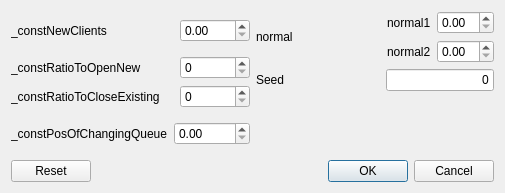
First picture: the form in advanceddialog.ui, repository wgml/kolejki, before the edit.
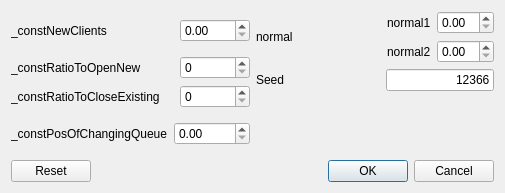
Second picture: the form after the edit.

What changed in the file:
```diff
--- a/advanceddialog.ui
+++ b/advanceddialog.ui
@@ -261,7 +261,7 @@
             <enum>Qt::LeftToRight</enum>
            </property>
            <property name="text">
-            <string>0</string>
+            <string>12366</string>
            </property>
            <property name="alignment">
             <set>Qt::AlignRight|Qt::AlignTrailing|Qt::AlignVCenter</set>
```
